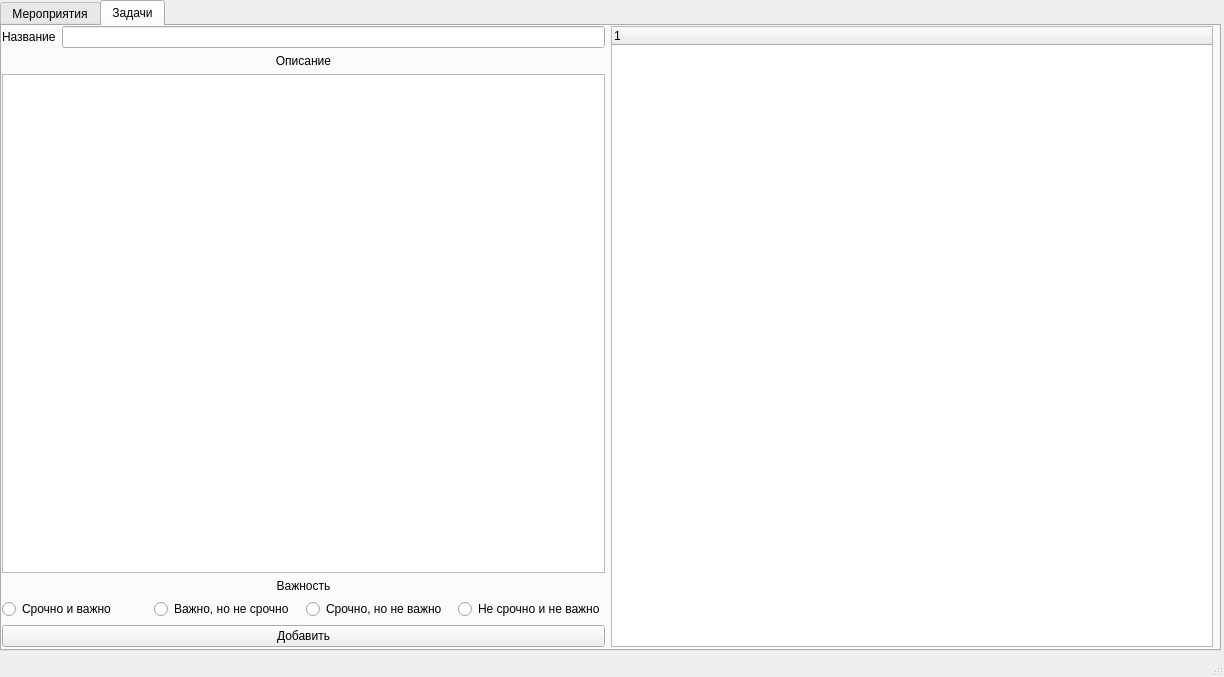
First picture: the form in design_test.ui, repository maxpaleev/Task_manager, before the edit.
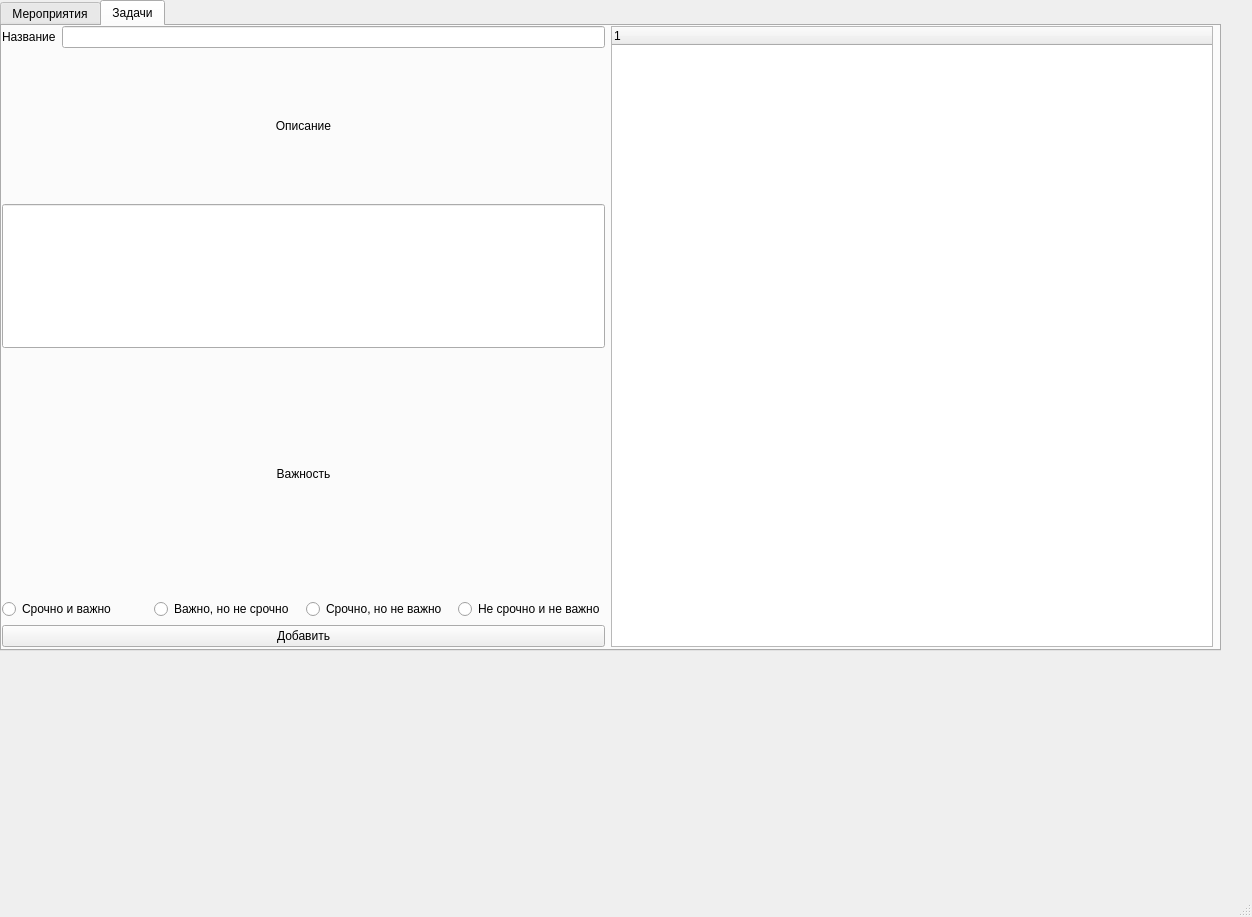
Second picture: the form after the edit.

Commit message: Оптимизация. Добавлено создание задач

Diff of the .ui file:
```diff
--- a/design_test.ui
+++ b/design_test.ui
@@ -6,8 +6,8 @@
    <rect>
     <x>0</x>
     <y>0</y>
-    <width>1224</width>
-    <height>677</height>
+    <width>1252</width>
+    <height>917</height>
    </rect>
   </property>
   <property name="sizePolicy">
@@ -167,6 +167,8 @@
           </layout>
          </item>
          <item>
+          <layout class="QVBoxLayout" name="verticalLayout_4">
+           <item>
           <widget class="QLabel" name="label_7">
            <property name="text">
             <string>Описание</string>
@@ -177,14 +179,16 @@
           </widget>
          </item>
          <item>
-          <widget class="QTextEdit" name="taskDes">
-           <property name="minimumSize">
-            <size>
-             <width>262</width>
-             <height>71</height>
-            </size>
-           </property>
-          </widget>
+            <widget class="QLineEdit" name="taskDes">
+             <property name="sizePolicy">
+              <sizepolicy hsizetype="Expanding" vsizetype="Ignored">
+               <horstretch>0</horstretch>
+               <verstretch>0</verstretch>
+              </sizepolicy>
+             </property>
+            </widget>
+           </item>
+          </layout>
          </item>
          <item>
           <layout class="QVBoxLayout" name="verticalLayout_2">
```
Lines whose indentation alone changed are shown as unchanged. The commit also changes 1 other file.
